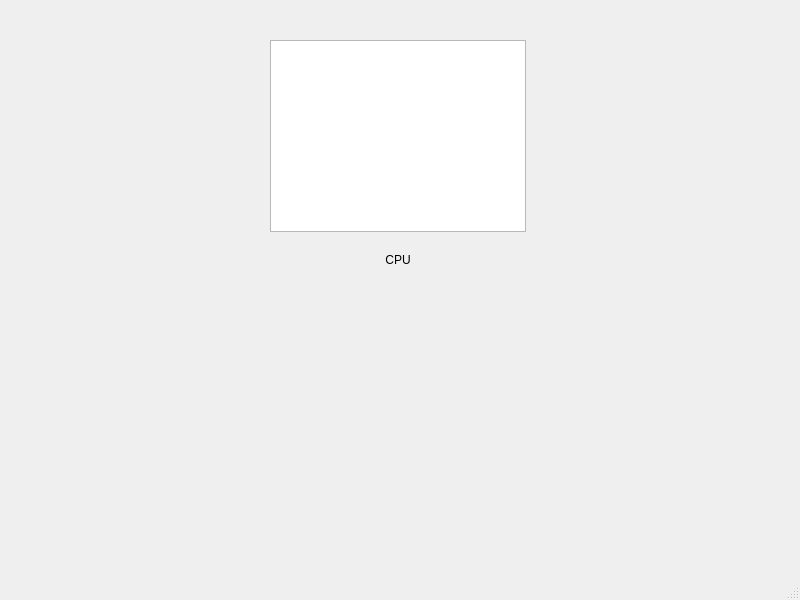
Old version of the form mainwindow.ui in the repository NameOfFool/Cmon.
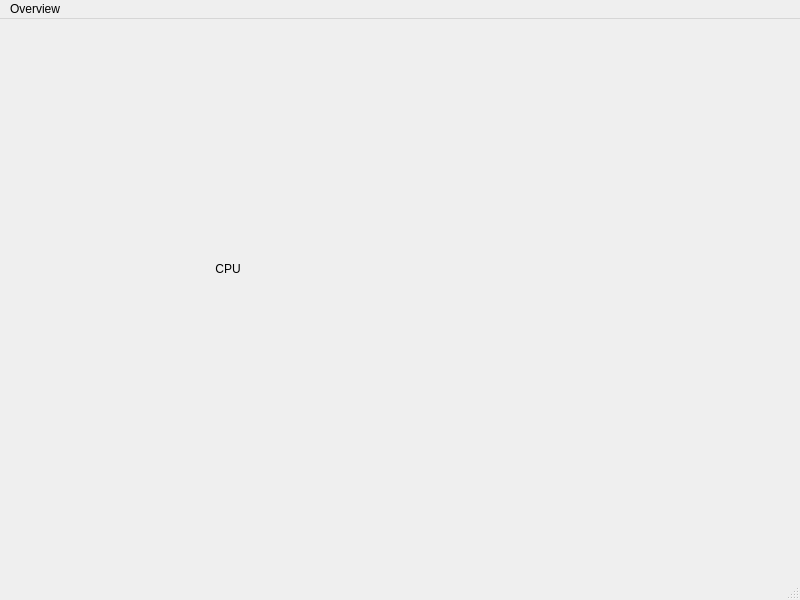
New version of the form.

```diff
--- a/mainwindow.ui
+++ b/mainwindow.ui
@@ -14,21 +14,11 @@
    <string>MainWindow</string>
   </property>
   <widget class="QWidget" name="centralwidget">
-   <widget class="QGraphicsView" name="graphicsView">
-    <property name="geometry">
-     <rect>
-      <x>270</x>
-      <y>40</y>
-      <width>256</width>
-      <height>192</height>
-     </rect>
-    </property>
-   </widget>
    <widget class="QLabel" name="cpuLoadLabel">
     <property name="geometry">
      <rect>
-      <x>270</x>
-      <y>250</y>
+      <x>100</x>
+      <y>240</y>
       <width>256</width>
       <height>20</height>
      </rect>
@@ -40,6 +30,17 @@
      <set>Qt::AlignmentFlag::AlignCenter</set>
     </property>
    </widget>
+   <widget class="QWidget" name="gridLayoutWidget">
+    <property name="geometry">
+     <rect>
+      <x>60</x>
+      <y>0</y>
+      <width>411</width>
+      <height>221</height>
+     </rect>
+    </property>
+    <layout class="QGridLayout" name="gridLayout"/>
+   </widget>
   </widget>
   <widget class="QMenuBar" name="menubar">
    <property name="geometry">
@@ -50,6 +51,12 @@
      <height>22</height>
     </rect>
    </property>
+   <widget class="QMenu" name="menuOverview">
+    <property name="title">
+     <string>Overview</string>
+    </property>
+   </widget>
+   <addaction name="menuOverview"/>
   </widget>
   <widget class="QStatusBar" name="statusbar"/>
  </widget>
```
